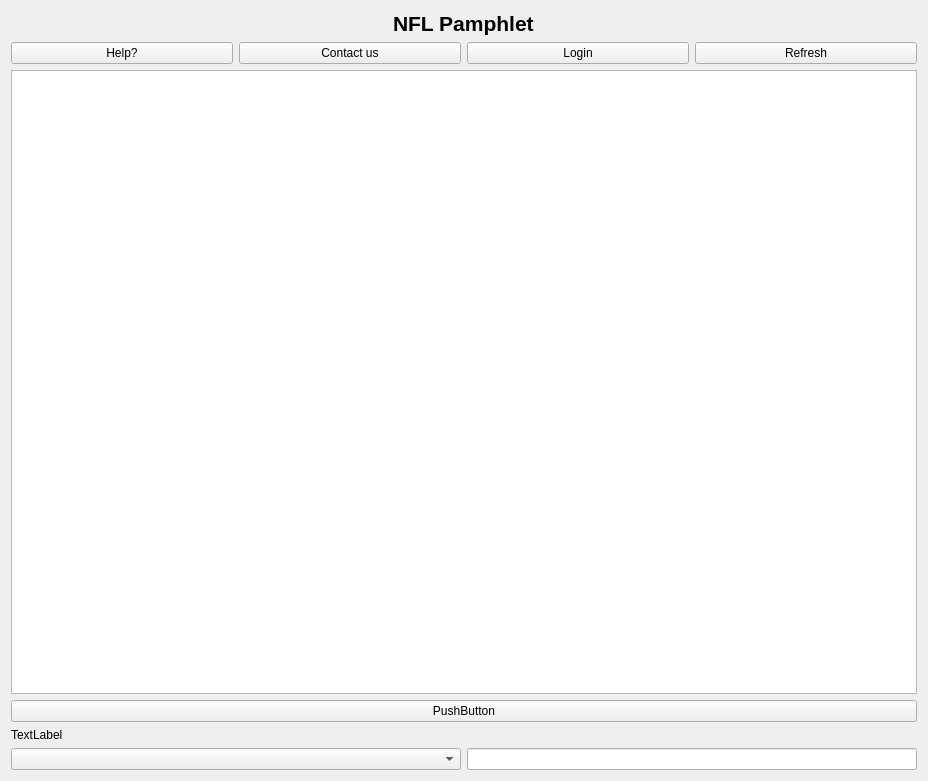
jasperdoan/NFL-Pamphlet, file NFL-Pamphlet/mainwindow.ui: the form before one commit.
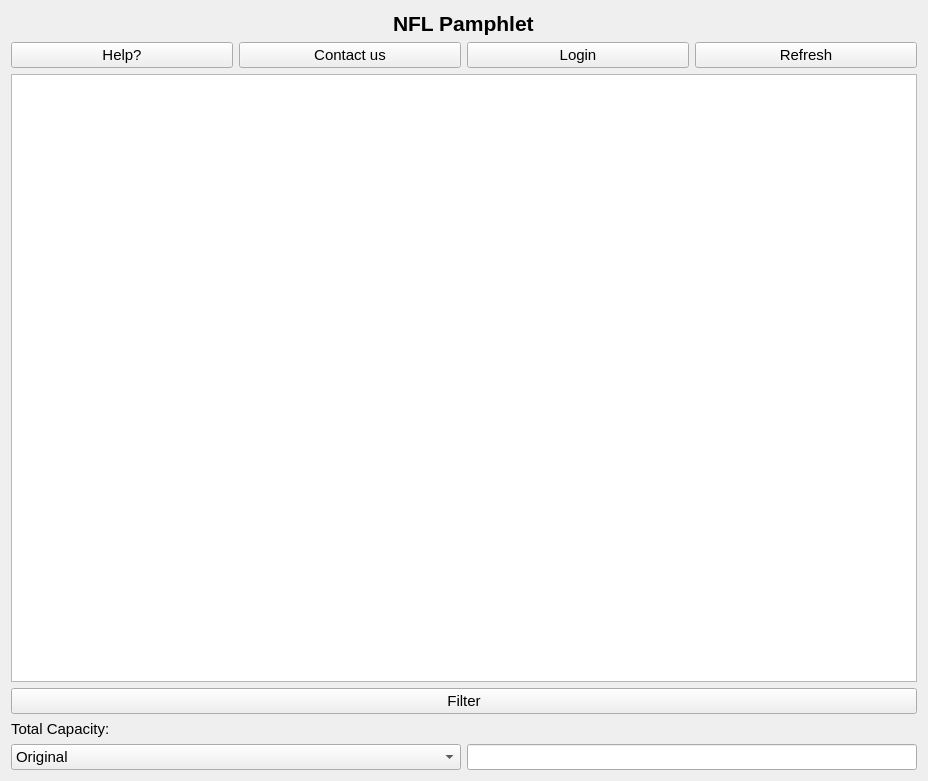
The form after the commit.

What changed in the file:
```diff
--- a/NFL-Pamphlet/mainwindow.ui
+++ b/NFL-Pamphlet/mainwindow.ui
@@ -10,6 +10,11 @@
     <height>781</height>
    </rect>
   </property>
+  <property name="font">
+   <font>
+    <pointsize>11</pointsize>
+   </font>
+  </property>
   <property name="windowTitle">
    <string>Form</string>
   </property>
@@ -54,21 +59,32 @@
      <item>
       <widget class="QPushButton" name="pushButton_5">
        <property name="text">
-        <string>PushButton</string>
+        <string>Filter</string>
        </property>
       </widget>
      </item>
      <item>
       <widget class="QLabel" name="label">
        <property name="text">
-        <string>TextLabel</string>
+        <string>Total Capacity:</string>
        </property>
       </widget>
      </item>
      <item>
       <layout class="QHBoxLayout" name="horizontalLayout_3">
        <item>
-        <widget class="QComboBox" name="comboBox"/>
+        <widget class="QComboBox" name="dropdownBox">
+         <item>
+          <property name="text">
+           <string>Original</string>
+          </property>
+         </item>
+         <item>
+          <property name="text">
+           <string>Updated</string>
+          </property>
+         </item>
+        </widget>
        </item>
        <item>
         <widget class="QLineEdit" name="lineEdit">
```
Left out of the diff: 6 changed lines with no effect on the pictures.
